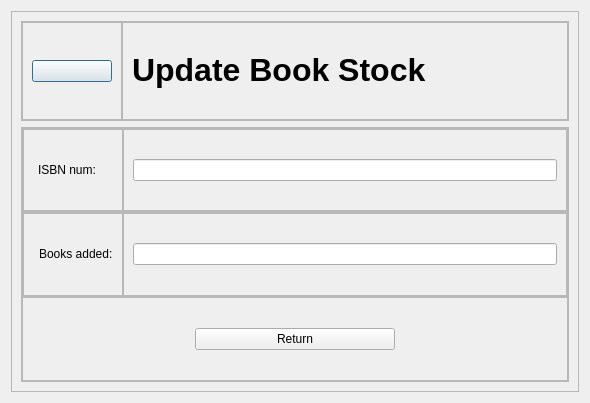
Old version of the form updatebook.ui in the repository aavashlamichhane/LibMan.
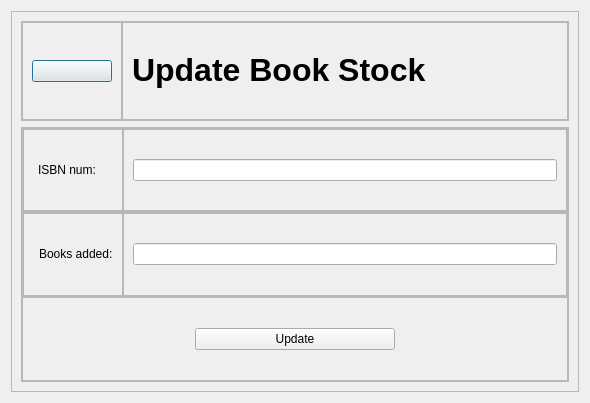
New version of the form. Icons and pictures are not drawn.

The edit to the form file:
```diff
--- a/updatebook.ui
+++ b/updatebook.ui
@@ -322,7 +322,7 @@
                </size>
               </property>
               <property name="text">
-               <string>Return</string>
+               <string>Update</string>
               </property>
              </widget>
             </item>
```
